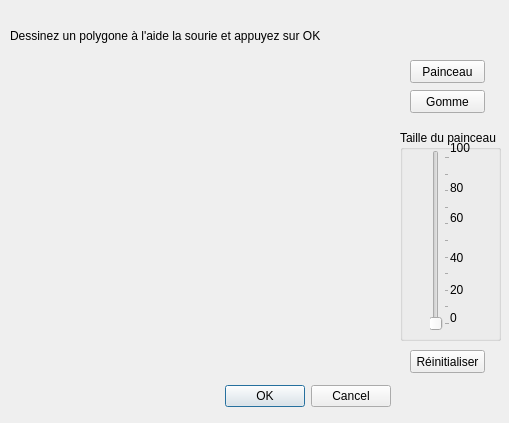
Before: the Qt Designer form Shape_Collage/dialogdessinformeextra.ui in geekosaurusR3x/Dev-Interface-M2IHM, drawn with Qt 5.
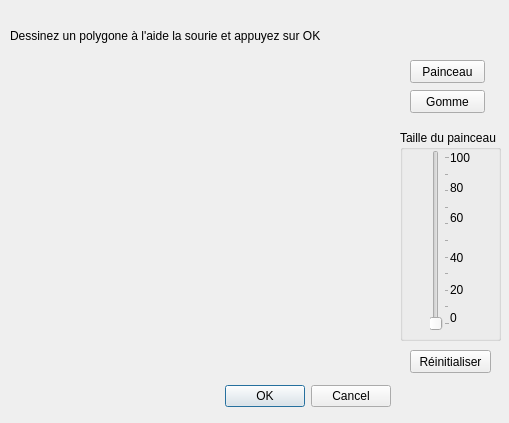
After: the same form once the commit is applied. Icons and pictures are not drawn.

Diff of the .ui file:
```diff
--- a/Shape_Collage/dialogdessinformeextra.ui
+++ b/Shape_Collage/dialogdessinformeextra.ui
@@ -37,9 +37,9 @@
    <property name="geometry">
     <rect>
      <x>10</x>
-     <y>60</y>
-     <width>381</width>
-     <height>311</height>
+     <y>50</y>
+     <width>361</width>
+     <height>321</height>
     </rect>
    </property>
    <layout class="QVBoxLayout" name="LaoyoutDessinPolygone"/>
@@ -179,8 +179,8 @@
     <property name="geometry">
      <rect>
       <x>50</x>
-      <y>10</y>
-      <width>21</width>
+      <y>20</y>
+      <width>31</width>
       <height>16</height>
      </rect>
     </property>
@@ -207,7 +207,7 @@
     <rect>
      <x>410</x>
      <y>350</y>
-     <width>75</width>
+     <width>81</width>
      <height>23</height>
     </rect>
    </property>
```
Left out of the diff: 2 changed lines with no effect on the pictures.
